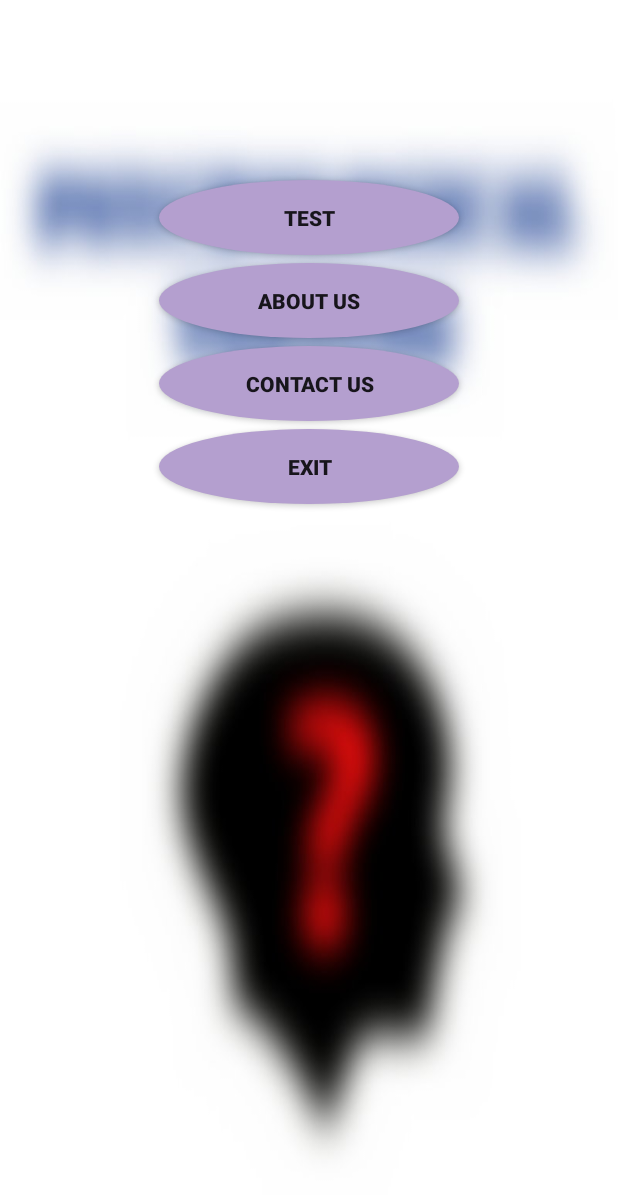
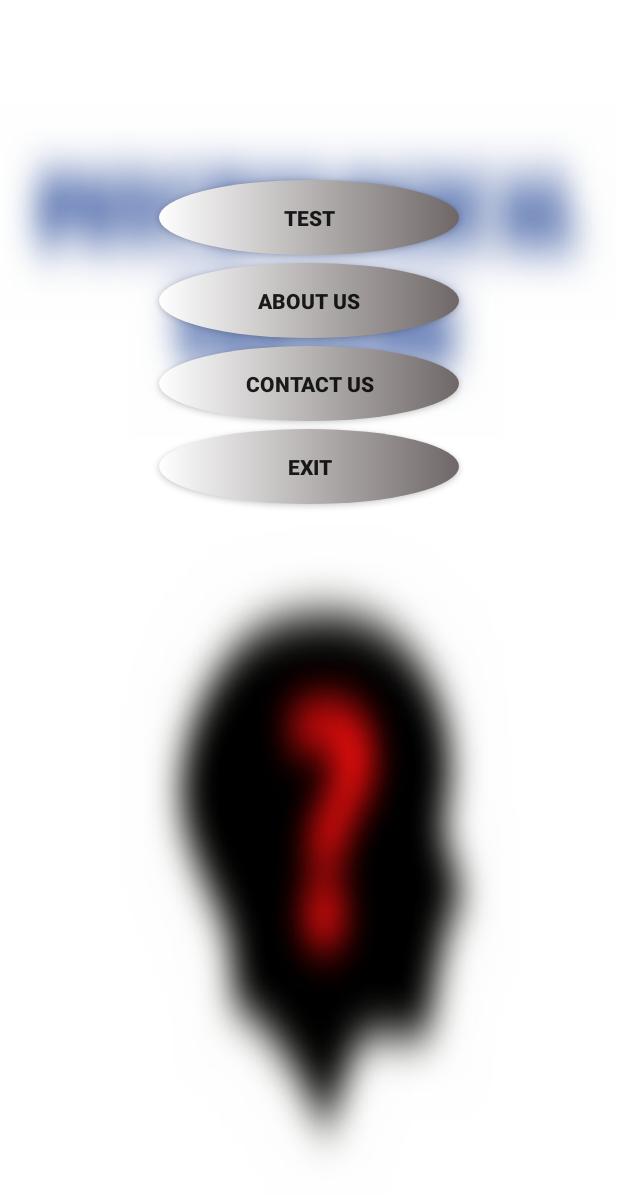
Before and after one commit to NARI1108/character_recognition, an Android app: the screen it shows after launch (MainActivity), on a phone screen of 412 x 824 dp. Shown: the top 1195 px of the screen. Run offline under Robolectric (Android 15) with nearby library versions, the phone set to English and light mode, and no system bars.

Commit message:
Creating a specific color starting from the left and ending at the right.(gradient)

```diff
--- a/app/src/main/res/drawable/buttonstyle_0.xml
+++ b/app/src/main/res/drawable/buttonstyle_0.xml
@@ -3,12 +3,12 @@
 
     <item android:state_pressed="false">
         <shape android:shape="oval">
-            <solid android:color="#B49FCF"/>
+            <gradient android:startColor="@color/cardview_light_background" android:endColor="#6F6767"/>
         </shape>
     </item>
     <item android:state_pressed="true">
         <shape android:shape="oval">
-            <solid android:color="#5E4084"/>
+            <gradient android:startColor="@color/cardview_light_background" android:endColor="#6F6767"/>
         </shape>
     </item>
 </selector>
```
